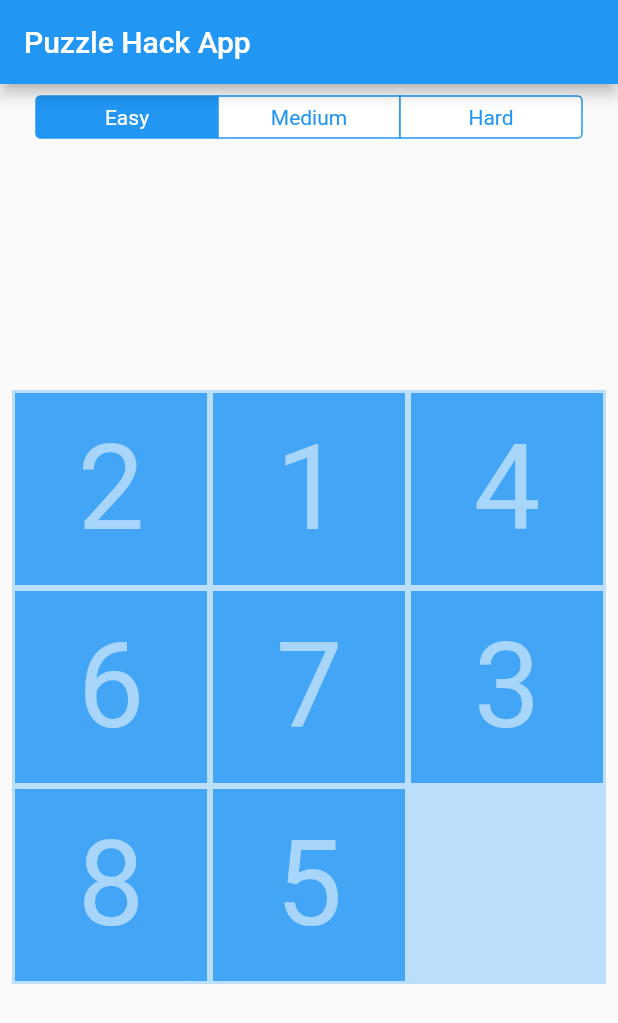
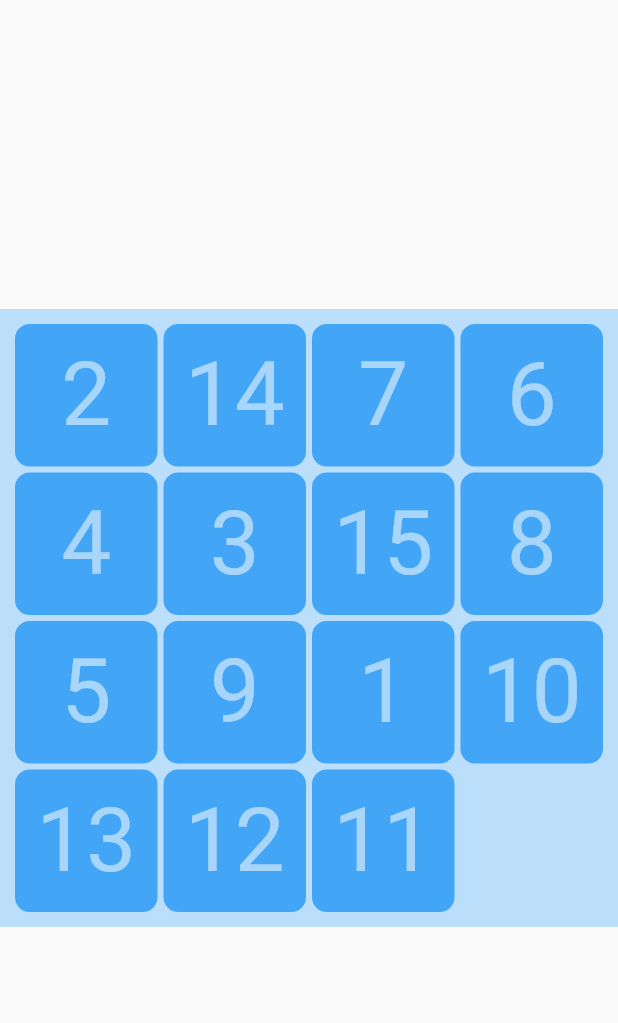
Before and after one commit to Antoniozinchenko/flutter_puzzle_hack, a Flutter app: the screen it shows after launch, on a phone screen of 412 x 824 dp. Shown: the top 1023 px of the screen. Run offline on Flutter 3.47's test engine with Material 2 defaults, Android fonts, the phone set to English and light mode, and no system bars.

```diff
--- a/lib/board.dart
+++ b/lib/board.dart
@@ -1,6 +1,6 @@
 import 'package:flutter/material.dart';
-import 'package:puzzle_hack/drag_direction.dart';
-import 'package:puzzle_hack/item.dart';
+import 'drag_direction.dart';
+import 'tile/tile.dart';
 
 class Board extends StatefulWidget {
   const Board({
@@ -33,17 +33,14 @@ class _BoardState extends State<Board> {
 
   @override
   Widget build(BuildContext context) {
-    return LayoutBuilder(builder: (context, constraints) {
-      final boardSize = constraints.maxWidth;
-      return Stack(
-        children: [
-          Container(
-            color: Colors.blue.shade100,
-          ),
-          ..._buildItems(boardSize),
-        ],
-      );
-    });
+    return Container(
+      padding: const EdgeInsets.all(8.0),
+      color: Colors.blue.shade100,
+      child: LayoutBuilder(builder: (context, constraints) {
+        final boardSize = constraints.maxWidth;
+        return Stack(children: _buildItems(boardSize));
+      }),
+    );
   }
 
   void _init() {
@@ -96,12 +93,13 @@ class _BoardState extends State<Board> {
               });
         }
 
-        items.add(Item(
+        items.add(Tile(
           key: ValueKey(i),
           top: i ~/ widget.gridSize * size,
           left: i % widget.gridSize * size,
           size: size,
           value: boardState[i]!,
+          valid: boardState[i] == i + 1,
           dragDirection: dragDirection,
           onSwap: onSwap,
         ));
--- a/lib/home.dart
+++ b/lib/home.dart
@@ -1,55 +1,17 @@
-import 'package:flutter/cupertino.dart';
 import 'package:flutter/material.dart';
 
 import 'board.dart';
 
-class Home extends StatefulWidget {
+class Home extends StatelessWidget {
   const Home({Key? key}) : super(key: key);
 
   @override
-  State<Home> createState() => _HomeState();
-}
-
-class _HomeState extends State<Home> {
-  int gridSize = 3;
-
-  @override
   Widget build(BuildContext context) {
-    return Scaffold(
-      appBar: AppBar(
-        title: const Text('Puzzle Hack App'),
-      ),
+    return const Scaffold(
       body: Center(
-        child: Padding(
-          padding: const EdgeInsets.all(8.0),
-          child: Column(
-            mainAxisAlignment: MainAxisAlignment.center,
-            crossAxisAlignment: CrossAxisAlignment.stretch,
-            children: [
-              CupertinoSegmentedControl(
-                groupValue: gridSize,
-                onValueChanged: (int value) {
-                  setState(() {
-                    gridSize = value;
-                  });
-                },
-                children: const {
-                  3: Text('Easy'),
-                  4: Text('Medium'),
-                  5: Text('Hard'),
-                },
-              ),
-              const SizedBox(height: 8),
-              Expanded(
-                child: Center(
-                  child: AspectRatio(
-                    aspectRatio: 1.0,
-                    child: Board(gridSize: gridSize),
-                  ),
-                ),
-              ),
-            ],
-          ),
+        child: AspectRatio(
+          aspectRatio: 1.0,
+          child: Board(gridSize: 4),
         ),
       ),
     );
--- a/lib/item.dart
+++ b/lib/tile/tile.dart
@@ -1,8 +1,9 @@
 import 'package:flutter/material.dart';
 import 'package:puzzle_hack/drag_direction.dart';
+import 'package:puzzle_hack/tile/tile_view.dart';
 
-class Item extends StatefulWidget {
-  const Item({
+class Tile extends StatefulWidget {
+  const Tile({
     Key? key,
     required this.size,
     required this.value,
@@ -10,20 +11,22 @@ class Item extends StatefulWidget {
     this.onSwap,
     required this.top,
     required this.left,
+    required this.valid,
   }) : super(key: key);
 
   final double top;
   final double left;
   final double size;
   final int value;
+  final bool valid;
   final DragDirection? dragDirection;
   final Function()? onSwap;
 
   @override
-  State<Item> createState() => _ItemState();
+  State<Tile> createState() => _TileState();
 }
 
-class _ItemState extends State<Item> {
+class _TileState extends State<Tile> {
   double _dy = 0;
   double _dx = 0;
 
@@ -100,22 +103,14 @@ class _ItemState extends State<Item> {
             ? _onHorizontalDragEnd
             : null,
         child: Container(
-          padding: const EdgeInsets.all(2),
-          width: widget.size,
-          height: widget.size,
-          child: Container(
-            color: Colors.blue.shade400,
-            child: Center(
-              child: Text(
-                widget.value.toString(),
-                style: TextStyle(
-                  fontSize: widget.size * 0.6,
-                  color: Colors.white54,
-                ),
-              ),
-            ),
-          ),
-        ),
+            padding: const EdgeInsets.all(2),
+            width: widget.size,
+            height: widget.size,
+            child: TileView(
+              value: widget.value,
+              size: widget.size,
+              valid: widget.valid,
+            )),
       ),
     );
   }
--- /dev/null
+++ b/lib/tile/tile_view.dart
@@ -0,0 +1,35 @@
+import 'package:flutter/material.dart';
+
+class TileView extends StatelessWidget {
+  const TileView({
+    Key? key,
+    required this.value,
+    required this.size,
+    required this.valid,
+  }) : super(key: key);
+
+  final int value;
+  final double size;
+  final bool valid;
+
+
+
+  @override
+  Widget build(BuildContext context) {
+    return Container(
+      decoration: BoxDecoration(
+        color: Colors.blue.shade400,
+        borderRadius: BorderRadius.circular(size * 0.1),
+      ),
+      child: Center(
+        child: Text(
+          value.toString(),
+          style: TextStyle(
+            fontSize: size * 0.6,
+            color: Colors.white54,
+          ),
+        ),
+      ),
+    );
+  }
+}
```
Also changed, not shown: firebase.json (added), 3 other files.
